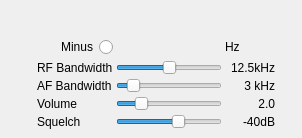
Qt form plugins/channel/nfm/nfmdemodgui.ui (f4exb/sdrangel) before a commit.
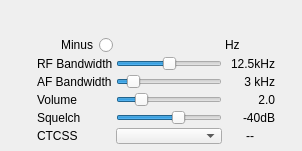
The same form after that commit. Custom widgets are drawn as their Qt base class.

Commit message: Full CTCSS support in NFM demod

Diff of the .ui file:
```diff
--- a/plugins/channel/nfm/nfmdemodgui.ui
+++ b/plugins/channel/nfm/nfmdemodgui.ui
@@ -7,7 +7,7 @@
     <x>0</x>
     <y>0</y>
     <width>302</width>
-    <height>138</height>
+    <height>151</height>
    </rect>
   </property>
   <property name="windowTitle">
@@ -19,7 +19,7 @@
      <x>35</x>
      <y>35</y>
      <width>242</width>
-     <height>96</height>
+     <height>111</height>
     </rect>
    </property>
    <property name="windowTitle">
@@ -81,19 +81,26 @@
      </widget>
     </item>
     <item row="4" column="0">
-     <widget class="QLabel" name="label_4">
+     <widget class="QLabel" name="squelchLabel">
       <property name="text">
        <string>Squelch</string>
       </property>
      </widget>
     </item>
     <item row="2" column="0">
-     <widget class="QLabel" name="label_2">
+     <widget class="QLabel" name="afLabel">
       <property name="text">
        <string>AF Bandwidth</string>
       </property>
      </widget>
     </item>
+    <item row="1" column="0">
+     <widget class="QLabel" name="rfBWLabel">
+      <property name="text">
+       <string>RF Bandwidth</string>
+      </property>
+     </widget>
+    </item>
     <item row="4" column="1">
      <widget class="QSlider" name="squelch">
       <property name="minimum">
@@ -126,13 +133,6 @@
       </property>
      </widget>
     </item>
-    <item row="1" column="0">
-     <widget class="QLabel" name="label">
-      <property name="text">
-       <string>RF Bandwidth</string>
-      </property>
-     </widget>
-    </item>
     <item row="2" column="2">
      <widget class="QLabel" name="afBWText">
       <property name="minimumSize">
@@ -149,6 +149,13 @@
       </property>
      </widget>
     </item>
+    <item row="3" column="0">
+     <widget class="QLabel" name="volumeLabel">
+      <property name="text">
+       <string>Volume</string>
+      </property>
+     </widget>
+    </item>
     <item row="2" column="1">
      <widget class="QSlider" name="afBW">
       <property name="minimum">
@@ -184,13 +191,6 @@
       </property>
      </widget>
     </item>
-    <item row="3" column="0">
-     <widget class="QLabel" name="label_3">
-      <property name="text">
-       <string>Volume</string>
-      </property>
-     </widget>
-    </item>
     <item row="3" column="2">
      <widget class="QLabel" name="volumeText">
       <property name="minimumSize">
@@ -207,6 +207,13 @@
       </property>
      </widget>
     </item>
+    <item row="0" column="2">
+     <widget class="QLabel" name="deltaUnits">
+      <property name="text">
+       <string>Hz</string>
+      </property>
+     </widget>
+    </item>
     <item row="0" column="1">
      <widget class="ValueDial" name="deltaFrequency" native="true">
       <property name="sizePolicy">
@@ -238,10 +245,23 @@
       </property>
      </widget>
     </item>
-    <item row="0" column="2">
-     <widget class="QLabel" name="deltaUnits">
+    <item row="5" column="0">
+     <widget class="QLabel" name="ctcssLabel">
       <property name="text">
-       <string>Hz</string>
+       <string>CTCSS</string>
+      </property>
+     </widget>
+    </item>
+    <item row="5" column="1">
+     <widget class="QComboBox" name="ctcss"/>
+    </item>
+    <item row="5" column="2">
+     <widget class="QLabel" name="ctcssText">
+      <property name="text">
+       <string>--</string>
+      </property>
+      <property name="alignment">
+       <set>Qt::AlignCenter</set>
       </property>
      </widget>
     </item>
```
The commit also changes 4 other files.
